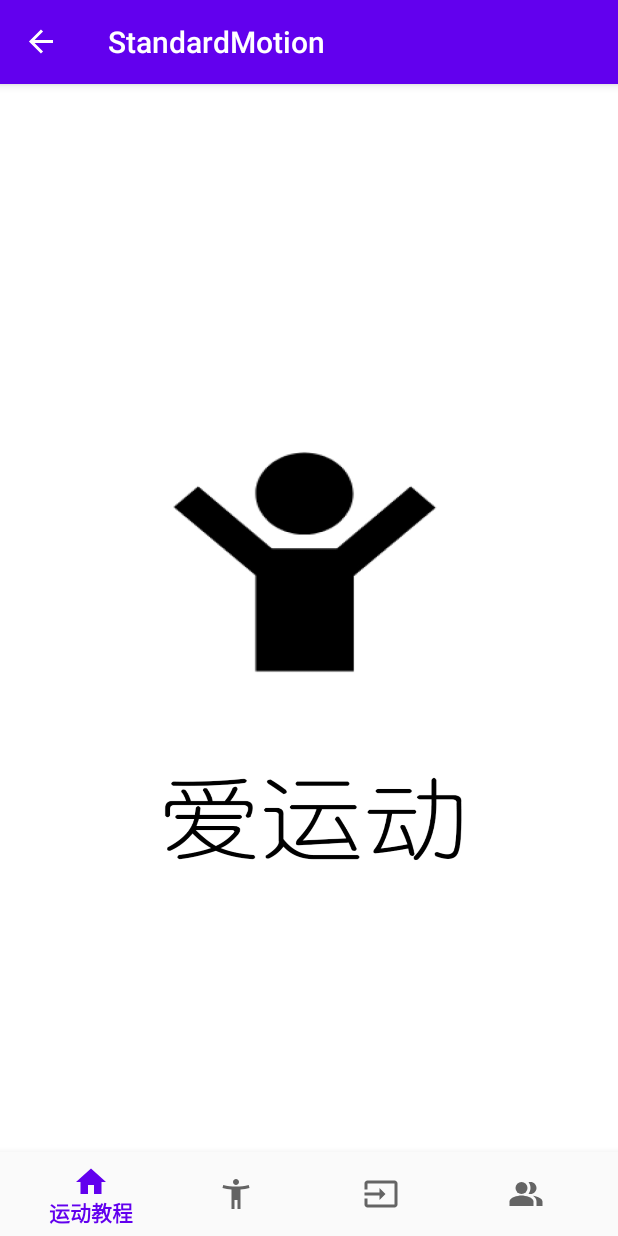
After one commit to gorgeousdays/AiYunDong, an Android app: the StartFragment screen opened directly, with no data from a screen before it, on a phone screen of 412 x 824 dp. The commit adds this screen. Run offline under Robolectric (Android 15) with nearby library versions, the phone set to English and light mode, and no system bars; our stand-ins replace navigation-ui.

Commit message:
添加启动动画与主界面‘

```diff
--- /dev/null
+++ b/client/standardmotion/app/src/main/java/com/example/standardmotion/ui/Start/StartFragment.java
@@ -0,0 +1,34 @@
+package com.example.standardmotion.ui.Start;
+
+import android.os.Bundle;
+import android.view.LayoutInflater;
+import android.view.View;
+import android.view.ViewGroup;
+import android.widget.ProgressBar;
+import android.widget.TextView;
+
+import androidx.annotation.NonNull;
+import androidx.fragment.app.Fragment;
+import androidx.lifecycle.ViewModelProviders;
+
+import com.example.standardmotion.R;
+import com.example.standardmotion.ui.postvideo.PostVideoViewModel;
+
+public class StartFragment extends Fragment {
+    private PostVideoViewModel postVideoViewModel;
+
+    public View onCreateView(@NonNull LayoutInflater inflater,
+                             ViewGroup container, Bundle savedInstanceState) {
+        postVideoViewModel =
+                ViewModelProviders.of(this).get(PostVideoViewModel.class);
+        View root = inflater.inflate(R.layout.fragment_start, container, false);
+//        final TextView textView = root.findViewById(R.id.text_post_video);
+//        postVideoViewModel.getText().observe(getViewLifecycleOwner(), new Observer<String>() {
+//            @Override
+//            public void onChanged(@Nullable String s) {
+//                textView.setText(s);
+//            }
+//        });
+        return root;
+    }
+}
--- a/client/standardmotion/app/src/main/java/com/example/standardmotion/ui/postvideo/PostVideoFragment.java
+++ b/client/standardmotion/app/src/main/java/com/example/standardmotion/ui/postvideo/PostVideoFragment.java
@@ -110,7 +110,7 @@ public class PostVideoFragment extends Fragment{
 //                    if(file==null){
 //                        Log.d("file","null");
 //                    }
-                    String postUrl = "http://192.168.43.177:5000/api/upload";
+                    String postUrl = "http://192.168.43.177:5000/api/uploadandjudge";
                     //Toast.makeText(getActivity(), "test", Toast.LENGTH_LONG).show();
 
                     HttpUtil.postFile(postUrl, new ProgressListener() {
--- /dev/null
+++ b/client/standardmotion/app/src/main/res/layout/fragment_start.xml
@@ -0,0 +1,7 @@
+<LinearLayout xmlns:android="http://schemas.android.com/apk/res/android"
+        android:orientation="vertical"
+        android:layout_width="fill_parent"
+        android:layout_height="fill_parent"
+        android:gravity="bottom"
+        android:background="@drawable/start">
+    </LinearLayout>
--- a/client/standardmotion/app/src/main/res/navigation/mobile_navigation.xml
+++ b/client/standardmotion/app/src/main/res/navigation/mobile_navigation.xml
@@ -3,8 +3,11 @@
     xmlns:app="http://schemas.android.com/apk/res-auto"
     xmlns:tools="http://schemas.android.com/tools"
     android:id="@+id/mobile_navigation"
-    app:startDestination="@+id/navigation_post_video">
-
+    app:startDestination="@+id/navigation_start">
+    <fragment
+        android:name="com.example.standardmotion.ui.Start.StartFragment"
+        android:id="@+id/navigation_start"
+        tools:layout="@layout/fragment_start"/>
     <fragment
         android:id="@+id/navigation_sport_news"
         android:name="com.example.standardmotion.ui.sportnews.SportNewsFragment"
--- a/client/standardmotion/app/src/main/res/values/strings.xml
+++ b/client/standardmotion/app/src/main/res/values/strings.xml
@@ -1,6 +1,6 @@
 <resources>
     <string name="app_name">StandardMotion</string>
-    <string name="title_sport_news">运动资讯</string>
+    <string name="title_sport_news">运动教程</string>
     <string name="title_start_sport">开始运动</string>
     <string name="title_post_video">上传视频</string>
     <string name="title_my_message">我的</string>
```
Also changed, not shown: client/standardmotion/app/src/main/AndroidManifest.xml (+7 -4 lines), client/standardmotion/app/src/main/java/com/example/standardmotion/AppStart.java (added, +42 -0 lines), client/standardmotion/app/src/main/java/com/example/standardmotion/ui/Start/StartViewModel.java (added, +17 -0 lines), client/standardmotion/app/src/main/res/layout/activity_app_start.xml (added, +9 -0 lines), client/standardmotion/app/src/main/res/layout/start.xml (added, +8 -0 lines), client/standardmotion/app/src/main/res/drawable/start.jpg (added).
